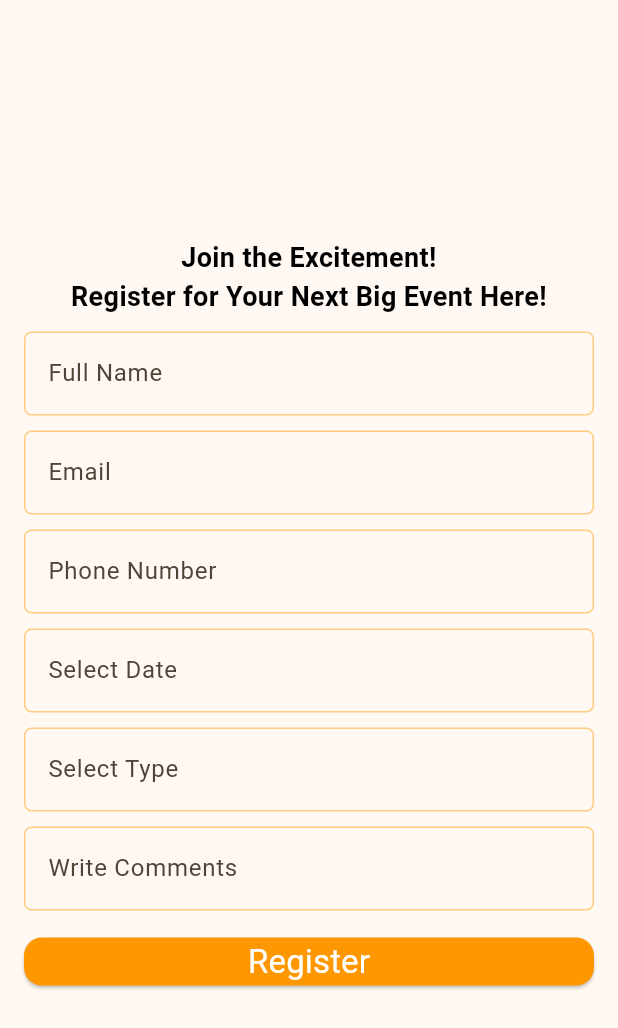
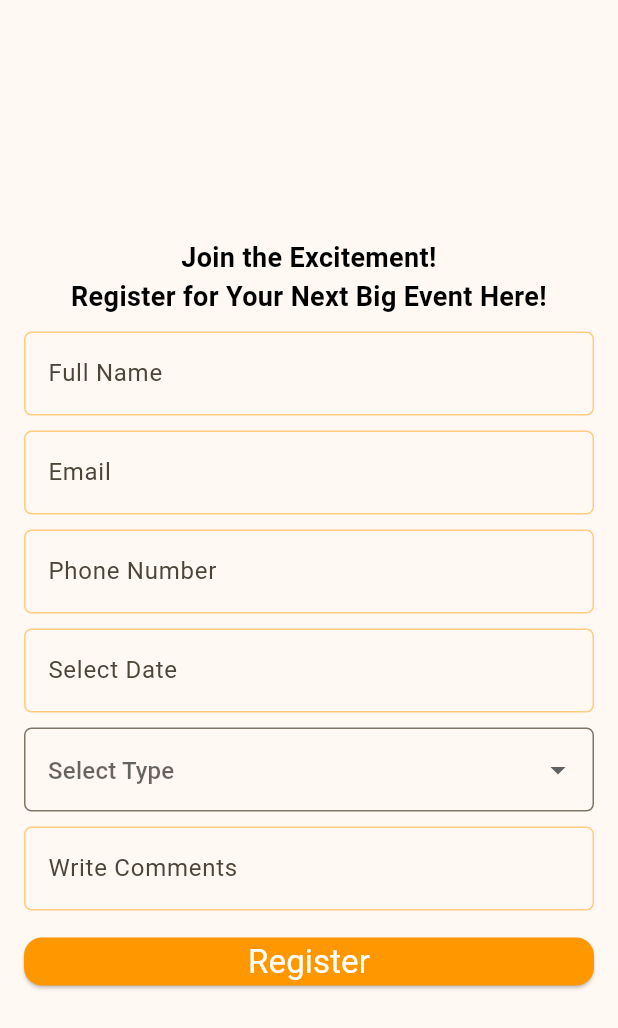
Before and after one commit to Aabro098/event_registration_and_management_app, a Flutter app: the RegistrationPage screen opened directly, on a phone screen of 412 x 824 dp. Shown: the top 1028 px of the screen. Run offline on Flutter 3.47's test engine with Material 3 defaults, Android fonts, the light colour scheme and no system bars; our stand-ins replace curved_navigation_bar; network calls fail.

Commit message:
made the changes again

```diff
--- a/lib/Pages/event_list.dart
+++ b/lib/Pages/event_list.dart
@@ -1,6 +1,6 @@
 import 'package:flutter/material.dart';
 
-import '../Services/event_services.dart';
+import '../Models/event_models.dart';
 import '../Utils/event_card.dart';
 
 class EventListScreen extends StatelessWidget {
--- a/lib/Pages/registration_page.dart
+++ b/lib/Pages/registration_page.dart
@@ -18,8 +18,30 @@ class _RegistrationPageState extends State<RegistrationPage> {
   final TextEditingController _emailController = TextEditingController();
   final TextEditingController _phoneController = TextEditingController();
   final TextEditingController _dateController = TextEditingController();
-  final TextEditingController _typeController = TextEditingController();
+  String? _selectedType;
   final TextEditingController _commentsController = TextEditingController();
+
+  // Available types for the dropdown
+  final List<String> eventTypes = [
+    'Conference',
+    'Workshop',
+    'Seminar',
+    'Meetup',
+  ];
+
+  Future<void> _selectDate(BuildContext context) async {
+    final DateTime? pickedDate = await showDatePicker(
+      context: context,
+      initialDate: DateTime.now(),
+      firstDate: DateTime(2000),
+      lastDate: DateTime(2101),
+    );
+    if (pickedDate != null) {
+      setState(() {
+        _dateController.text = "${pickedDate.toLocal()}".split(' ')[0];
+      });
+    }
+  }
 
   @override
   Widget build(BuildContext context) {
@@ -40,18 +62,18 @@ class _RegistrationPageState extends State<RegistrationPage> {
                     style: TextStyle(
                       color: Colors.black,
                       fontSize: 18,
-                      fontWeight: FontWeight.bold
+                      fontWeight: FontWeight.bold,
                     ),
                   ),
                   const SizedBox(height: 10.0),
                   AppForm(
                     controller: _nameController,
-                    hintText: 'Full Name'
+                    hintText: 'Full Name',
                   ),
                   const SizedBox(height: 10.0),
                   AppForm(
                     controller: _emailController,
-                    hintText: 'Email'
+                    hintText: 'Email',
                   ),
                   const SizedBox(height: 10.0),
                   AppForm(
@@ -59,31 +81,61 @@ class _RegistrationPageState extends State<RegistrationPage> {
                     hintText: 'Phone Number',
                   ),
                   const SizedBox(height: 10.0),
-                  AppForm(
+
+                  GestureDetector(
+                    onTap: () => _selectDate(context),
+                    child: AbsorbPointer(
+                      child: AppForm(
                         controller: _dateController,
-                    hintText: 'Select Date'
+                        hintText: 'Select Date',
+                      ),
+                    ),
                   ),
                   const SizedBox(height: 10.0),
-                  AppForm(
-                    controller: _typeController,
-                    hintText: 'Select Type'
+                  // Dropdown for Type Selection
+                  DropdownButtonFormField<String>(
+                    value: _selectedType,
+                    items: eventTypes.map((String type) {
+                      return DropdownMenuItem<String>(
+                        value: type,
+                        child: Text(type),
+                      );
+                    }).toList(),
+                    onChanged: (newValue) {
+                      setState(() {
+                        _selectedType = newValue;
+                      });
+                    },
+                    decoration: InputDecoration(
+                      hintText: 'Select Type',
+                      border: OutlineInputBorder(
+                        borderRadius: BorderRadius.circular(5),
+                      ),
+                    ),
+                    validator: (value) {
+                      if (value == null || value.isEmpty) {
+                        return 'Please select an event type';
+                      }
+                      return null;
+                    },
                   ),
                   const SizedBox(height: 10.0),
                   AppForm(
                     controller: _commentsController,
-                    hintText: 'Write Comments'
+                    hintText: 'Write Comments',
                   ),
                   const SizedBox(height: 10.0),
                   isLoading
                       ? const CircularProgressIndicator(
-                    valueColor: AlwaysStoppedAnimation<Color>(Colors.orange)
+                          valueColor: AlwaysStoppedAnimation<Color>(
+                              Colors.orange),
                         )
                       : AppElevatedButton(
                           text: 'Register',
-                      onTap: (){
+                          onTap: () {
 
                           },
-                      color: Colors.orange
+                          color: Colors.orange,
                         ),
                 ],
               ),
@@ -93,13 +145,13 @@ class _RegistrationPageState extends State<RegistrationPage> {
       ),
     );
   }
+
   @override
   void dispose() {
     _nameController.dispose();
     _emailController.dispose();
     _phoneController.dispose();
     _dateController.dispose();
-    _typeController.dispose();
     _commentsController.dispose();
     super.dispose();
   }
--- a/lib/Utils/event_card.dart
+++ b/lib/Utils/event_card.dart
@@ -2,7 +2,7 @@ import 'package:event_registration_and_management_app/Utils/elevated_button.dart
 import 'package:event_registration_and_management_app/Utils/get_random_color.dart';
 import 'package:flutter/material.dart';
 
-import '../Services/event_services.dart';
+import '../Models/event_models.dart';
 
 class EventCard extends StatelessWidget {
   final Event event;
```
Also changed, not shown: lib/Models/event_models.dart (renamed from lib/Services/event_services.dart). Lines whose indentation alone changed are shown as unchanged.
